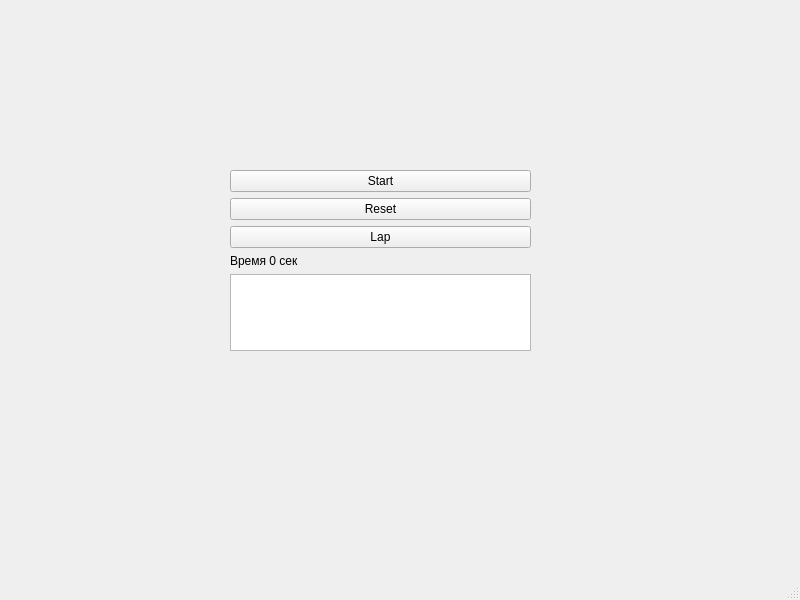
GorbunovKirill/neto-fifth, file mainwindow.ui: the form before one commit.
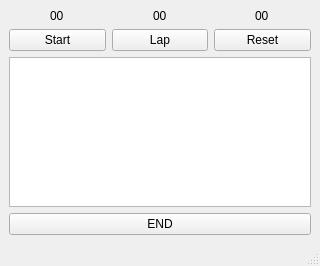
The form after the commit.

What changed in the file:
```diff
--- a/mainwindow.ui
+++ b/mainwindow.ui
@@ -6,26 +6,59 @@
    <rect>
     <x>0</x>
     <y>0</y>
-    <width>800</width>
-    <height>600</height>
+    <width>320</width>
+    <height>266</height>
    </rect>
   </property>
   <property name="windowTitle">
    <string>MainWindow</string>
   </property>
   <widget class="QWidget" name="centralwidget">
-   <widget class="QWidget" name="verticalLayoutWidget">
-    <property name="geometry">
-     <rect>
-      <x>230</x>
-      <y>170</y>
-      <width>301</width>
-      <height>181</height>
-     </rect>
-    </property>
-    <layout class="QVBoxLayout" name="verticalLayout">
+   <layout class="QGridLayout" name="gridLayout">
+    <item row="0" column="0">
+     <layout class="QHBoxLayout" name="horizontalLayout">
+      <item alignment="Qt::AlignmentFlag::AlignHCenter">
+       <widget class="QLabel" name="minutesLabel">
+        <property name="styleSheet">
+         <string notr="true">font: 28pt &quot;Segoe UI&quot;;</string>
+        </property>
+        <property name="text">
+         <string>00</string>
+        </property>
+       </widget>
+      </item>
+      <item alignment="Qt::AlignmentFlag::AlignHCenter">
+       <widget class="QLabel" name="secondsLabel">
+        <property name="styleSheet">
+         <string notr="true">font: 26pt &quot;Segoe UI&quot;;</string>
+        </property>
+        <property name="text">
+         <string>00</string>
+        </property>
+       </widget>
+      </item>
+      <item alignment="Qt::AlignmentFlag::AlignHCenter">
+       <widget class="QLabel" name="millisecondsLabel">
+        <property name="styleSheet">
+         <string notr="true">font: 26pt &quot;Segoe UI&quot;;</string>
+        </property>
+        <property name="text">
+         <string>00</string>
+        </property>
+       </widget>
+      </item>
+     </layout>
+    </item>
+    <item row="2" column="0">
+     <layout class="QHBoxLayout" name="horizontalLayout_3">
+      <property name="sizeConstraint">
+       <enum>QLayout::SizeConstraint::SetMaximumSize</enum>
+      </property>
      <item>
       <widget class="QPushButton" name="startStopButton">
+        <property name="styleSheet">
+         <string notr="true">font: 20pt &quot;Segoe UI&quot;;</string>
+        </property>
        <property name="text">
         <string>Start</string>
        </property>
@@ -34,32 +67,49 @@
        </property>
       </widget>
      </item>
-     <item>
-      <widget class="QPushButton" name="resetButton">
-       <property name="text">
-        <string>Reset</string>
-       </property>
-      </widget>
-     </item>
      <item>
       <widget class="QPushButton" name="lapButton">
+        <property name="styleSheet">
+         <string notr="true">font: 20pt &quot;Segoe UI&quot;;</string>
+        </property>
        <property name="text">
         <string>Lap</string>
        </property>
       </widget>
      </item>
      <item>
-      <widget class="QLabel" name="timeLabel">
+       <widget class="QPushButton" name="resetButton">
+        <property name="styleSheet">
+         <string notr="true">font: 20pt &quot;Segoe UI&quot;;</string>
+        </property>
        <property name="text">
-        <string>Время 0 сек</string>
+         <string>Reset</string>
        </property>
       </widget>
      </item>
-     <item>
-      <widget class="QTextBrowser" name="lapBrowser"/>
-     </item>
-    </layout>
-   </widget>
+     </layout>
+    </item>
+    <item row="7" column="0">
+     <widget class="QTextBrowser" name="lapBrowser">
+      <property name="maximumSize">
+       <size>
+        <width>308</width>
+        <height>300</height>
+       </size>
+      </property>
+      <property name="styleSheet">
+       <string notr="true">font: 18pt &quot;Segoe UI&quot;;</string>
+      </property>
+     </widget>
+    </item>
+    <item row="8" column="0">
+     <widget class="QPushButton" name="endbutton">
+      <property name="text">
+       <string>END</string>
+      </property>
+     </widget>
+    </item>
+   </layout>
   </widget>
   <widget class="QMenuBar" name="menubar">
    <property name="geometry">
```
Left out of the diff: 23 changed lines with no effect on the pictures. Lines whose indentation alone changed are shown as unchanged.
